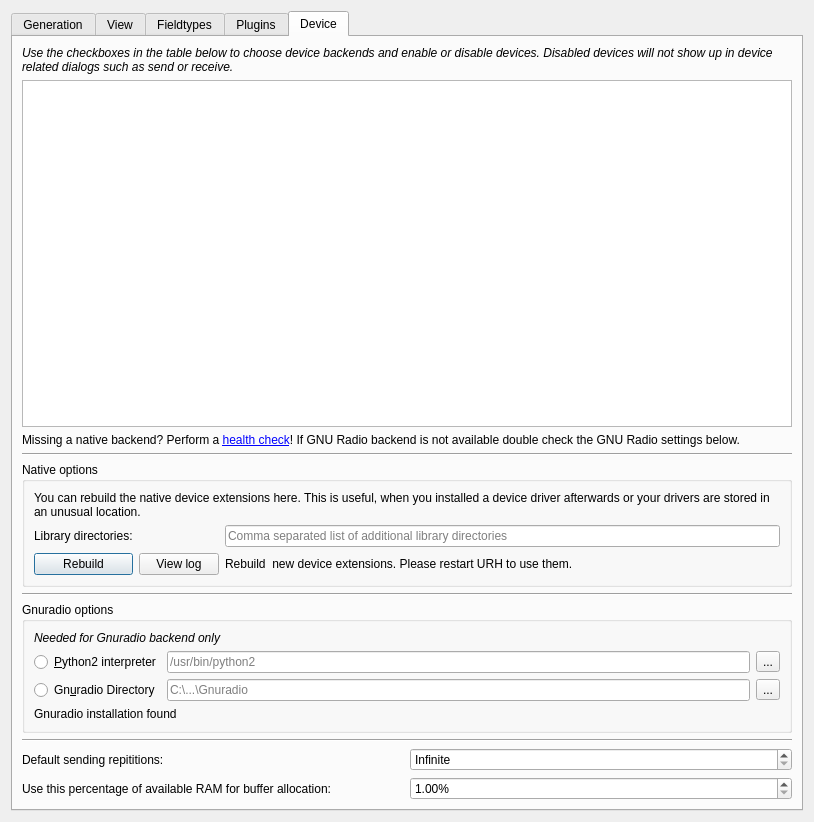
Before: the Qt Designer form data/ui/options.ui in jopohl/urh, drawn with Qt 5.
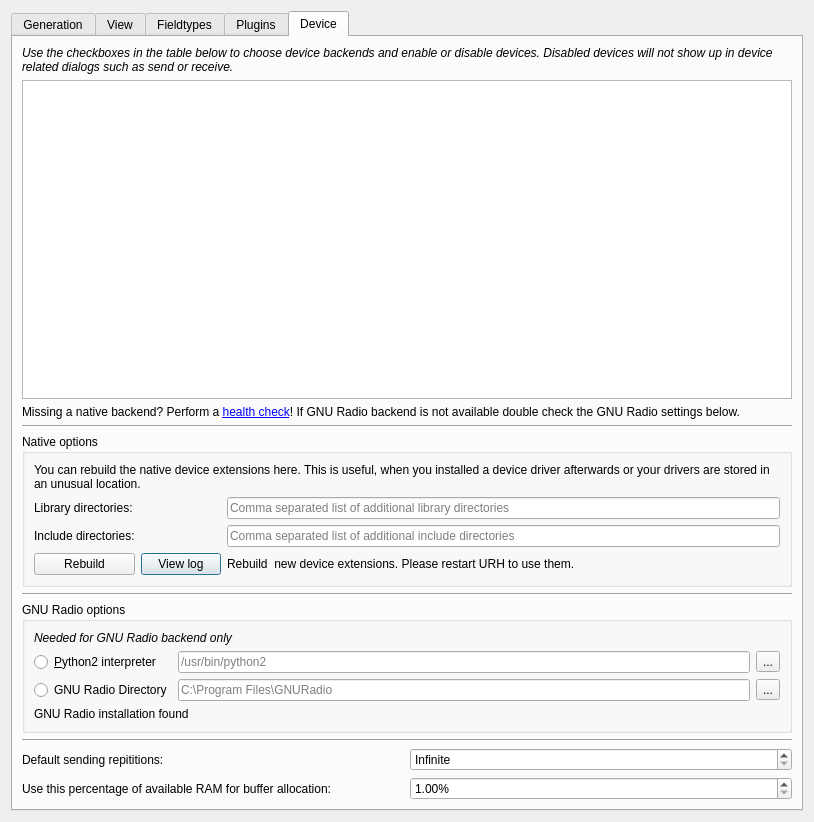
After: the same form once the commit is applied. The open tabs and pages were chosen to show the change. Icons and pictures are not drawn. Custom widgets are drawn as their Qt base class.

Commit message: make include path in rebuild configurable (#733)

The edit to the form file:
```diff
--- a/data/ui/options.ui
+++ b/data/ui/options.ui
@@ -436,7 +436,14 @@
           <string>Native options</string>
          </property>
          <layout class="QGridLayout" name="gridLayout_5">
-          <item row="3" column="2">
+          <item row="2" column="0">
+           <widget class="QLabel" name="labelLibDirs">
+            <property name="text">
+             <string>Library directories:</string>
+            </property>
+           </widget>
+          </item>
+          <item row="4" column="2">
            <widget class="QLabel" name="labelRebuildNativeStatus">
             <property name="text">
              <string>Rebuild &lt;x&gt; new device extensions. Please restart URH to use them.</string>
@@ -446,30 +453,6 @@
             </property>
            </widget>
           </item>
-          <item row="2" column="0">
-           <widget class="QLabel" name="labelLibDirs">
-            <property name="text">
-             <string>Library directories:</string>
-            </property>
-           </widget>
-          </item>
-          <item row="3" column="0">
-           <widget class="QPushButton" name="btnRebuildNative">
-            <property name="enabled">
-             <bool>true</bool>
-            </property>
-            <property name="toolTip">
-             <string>&lt;html&gt;&lt;head/&gt;&lt;body&gt;&lt;p&gt;Rebuild the native device extensions. You need to restart URH after this, to use new extensions.&lt;/p&gt;&lt;/body&gt;&lt;/html&gt;</string>
-            </property>
-            <property name="text">
-             <string>Rebuild</string>
-            </property>
-            <property name="icon">
-             <iconset theme="view-refresh">
-              <normaloff>.</normaloff>.</iconset>
-            </property>
-           </widget>
-          </item>
           <item row="1" column="0" colspan="3">
            <widget class="QLabel" name="labelNativeRebuildInfo">
             <property name="text">
@@ -487,7 +470,7 @@
             </property>
            </widget>
           </item>
-          <item row="3" column="1">
+          <item row="4" column="1">
            <widget class="QPushButton" name="btnViewBuildLog">
             <property name="text">
              <string>View log</string>
@@ -498,6 +481,37 @@
             </property>
            </widget>
           </item>
+          <item row="4" column="0">
+           <widget class="QPushButton" name="btnRebuildNative">
+            <property name="enabled">
+             <bool>true</bool>
+            </property>
+            <property name="toolTip">
+             <string>&lt;html&gt;&lt;head/&gt;&lt;body&gt;&lt;p&gt;Rebuild the native device extensions. You need to restart URH after this, to use new extensions.&lt;/p&gt;&lt;/body&gt;&lt;/html&gt;</string>
+            </property>
+            <property name="text">
+             <string>Rebuild</string>
+            </property>
+            <property name="icon">
+             <iconset theme="view-refresh">
+              <normaloff>.</normaloff>.</iconset>
+            </property>
+           </widget>
+          </item>
+          <item row="3" column="0">
+           <widget class="QLabel" name="labelIncludeDirs">
+            <property name="text">
+             <string>Include directories:</string>
+            </property>
+           </widget>
+          </item>
+          <item row="3" column="2">
+           <widget class="QLineEdit" name="lineEditIncludeDirs">
+            <property name="placeholderText">
+             <string>Comma separated list of additional include directories</string>
+            </property>
+           </widget>
+          </item>
          </layout>
         </widget>
        </item>
@@ -511,7 +525,7 @@
        <item>
         <widget class="QGroupBox" name="groupBox_3">
          <property name="title">
-          <string>Gnuradio options</string>
+          <string>GNU Radio options</string>
          </property>
          <layout class="QGridLayout" name="gridLayout_2">
           <item row="0" column="0" colspan="2">
@@ -522,7 +536,7 @@
              </font>
             </property>
             <property name="text">
-             <string>Needed for Gnuradio backend only</string>
+             <string>Needed for GNU Radio backend only</string>
             </property>
            </widget>
           </item>
@@ -542,7 +556,7 @@
              <string notr="true"/>
             </property>
             <property name="text">
-             <string>Gnuradio installation found</string>
+             <string>GNU Radio installation found</string>
             </property>
            </widget>
           </item>
@@ -554,8 +568,11 @@
             <property name="toolTip">
              <string>&lt;html&gt;&lt;head/&gt;&lt;body&gt;&lt;p&gt;If you installed Gnuradio with a bundled python interpreter, you need to enter the site-packages path of the installation here. The path should be something like &lt;span style=&quot; font-style:italic;&quot;&gt;C:\Program Files\GNURadio-3.7&lt;/span&gt;.&lt;/p&gt;&lt;/body&gt;&lt;/html&gt;</string>
             </property>
+            <property name="text">
+             <string/>
+            </property>
             <property name="placeholderText">
-             <string>C:\...\Gnuradio</string>
+             <string>C:\Program Files\GNURadio</string>
             </property>
            </widget>
           </item>
@@ -575,7 +592,7 @@
              <string>&lt;html&gt;&lt;head/&gt;&lt;body&gt;&lt;p&gt;If you installed Gnuradio with a bundled python interpreter, you need to enter the site-packages path of the installation here. The path should be something like &lt;span style=&quot; font-style:italic;&quot;&gt;C:\Program Files\GNURadio-3.7&lt;/span&gt;.&lt;/p&gt;&lt;/body&gt;&lt;/html&gt;</string>
             </property>
             <property name="text">
-             <string>Gn&amp;uradio Directory</string>
+             <string>GNU Radio Directory</string>
             </property>
            </widget>
           </item>
```
Left out of the diff: 6 changed lines with no effect on the pictures. The commit also changes 6 other files.
